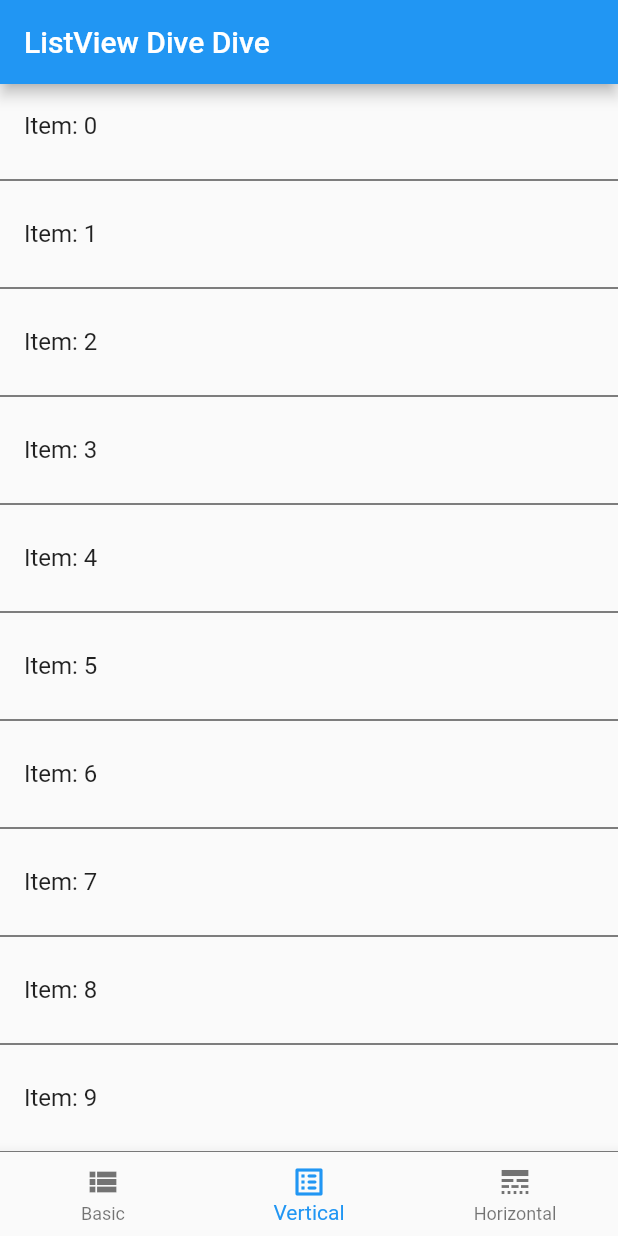
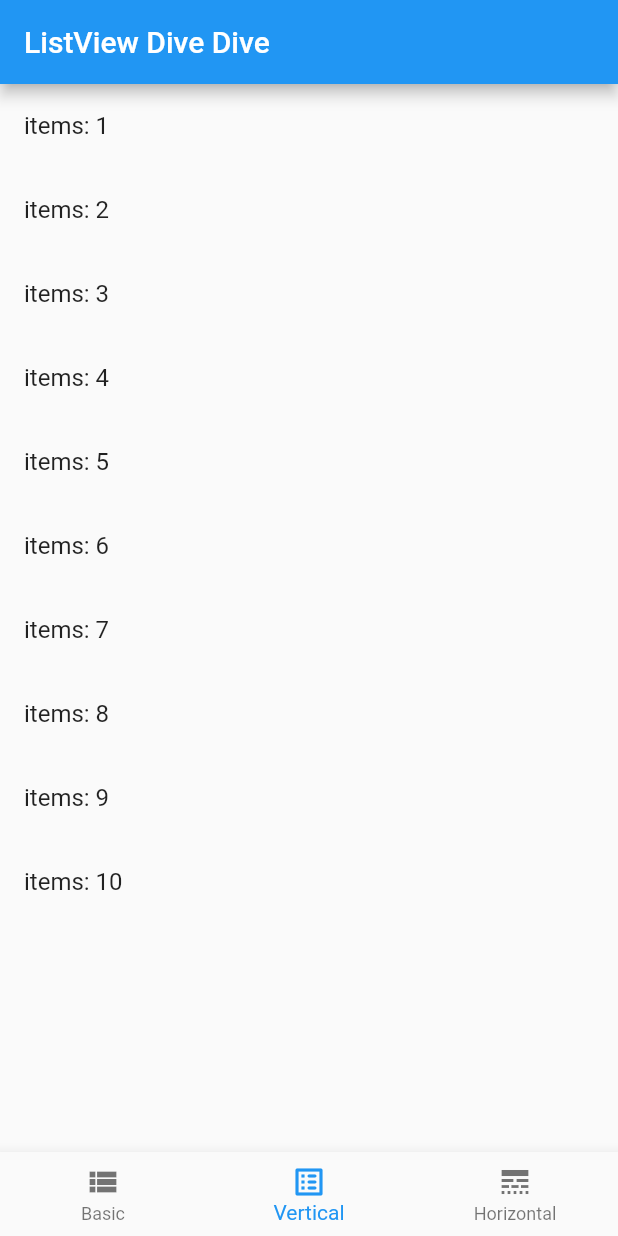
Before and after one commit to rafisgithub/flutter, a Flutter app: the screen it shows after launch, item 2 of the bottom bar chosen, on a phone screen of 412 x 824 dp. Run offline on Flutter 3.47's test engine with Material 2 defaults, Android fonts, the phone set to English and light mode, and no system bars.

Commit message:
ListVeiw Deep Dive

```diff
--- a/lib/main.dart
+++ b/lib/main.dart
@@ -39,8 +39,9 @@ class HomePage extends StatefulWidget {
 
 class _HomePageState extends State<HomePage> {
   int index = 0;
-  final items = List.generate(100, (counter) => 'Item: $counter');
-
+  // final items = List.generate(100, (counter) => 'Item: $counter');
+  // final List<int> item = List.generate(100, (index) => index);
+  List<int> items = List.generate(10, (index) => ++index);
   @override
   Widget build(BuildContext context) {
     return Scaffold(
@@ -117,15 +118,27 @@ class _HomePageState extends State<HomePage> {
   }
 
   // Vertical List View Builder method
-  Widget buildVerticalListView() {
-    return ListView.separated(
-      separatorBuilder: (context, index) => Divider(
-        color: Colors.black,
-      ),
+  // Widget buildVerticalListView() {
+  //   return ListView.separated(
+  //     separatorBuilder: (context, index) => Divider(
+  //       color: Colors.black,
+  //     ),
+  //     itemCount: items.length,
+  //     itemBuilder: (context, index) {
+  //       return ListTile(
+  //         title: Text(items[index]),
+  //       );
+  //     },
+  //   );
+  // }
+
+  Widget buildVerticalListView(){
+    return ListView.builder(
       itemCount: items.length,
       itemBuilder: (context, index) {
         return ListTile(
-          title: Text(items[index]),
+          title: Text("items: ${items[index]}"),
+
         );
       },
     );
@@ -145,7 +158,7 @@ class _HomePageState extends State<HomePage> {
           width: 100,
           height: 50,
           child: ListTile(
-            title: Text(items[index]),
+            title: Text('Item : ${items[index]}'),
           ),
         );
       },
```
